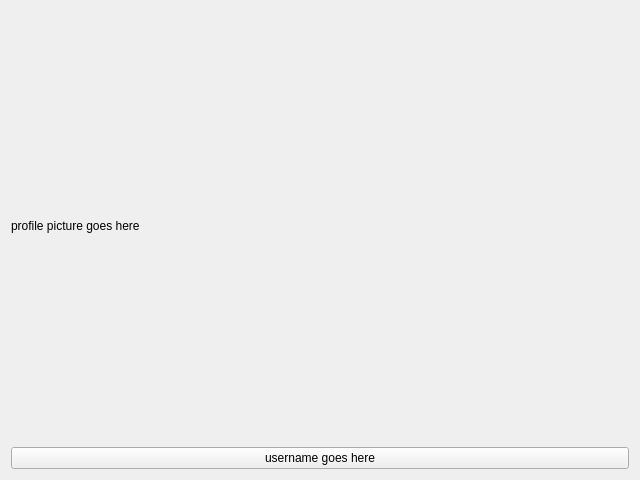
Old version of the form src/xGUI/resources/designer/UserLoginTile.ui in the repository smalbadger/XenoTrade.
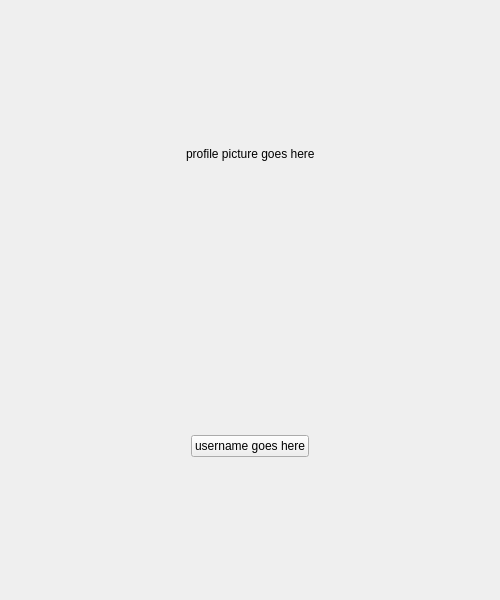
New version of the form.

Patch:
```diff
--- a/src/xGUI/resources/designer/UserLoginTile.ui
+++ b/src/xGUI/resources/designer/UserLoginTile.ui
@@ -6,26 +6,108 @@
    <rect>
     <x>0</x>
     <y>0</y>
-    <width>640</width>
-    <height>480</height>
+    <width>500</width>
+    <height>600</height>
    </rect>
   </property>
+  <property name="maximumSize">
+   <size>
+    <width>500</width>
+    <height>600</height>
+   </size>
+  </property>
   <property name="windowTitle">
    <string>Form</string>
   </property>
   <layout class="QVBoxLayout" name="verticalLayout">
    <item>
-    <widget class="QLabel" name="profilePicLabel">
-     <property name="text">
-      <string>profile picture goes here</string>
+    <widget class="QFrame" name="frame">
+     <property name="frameShape">
+      <enum>QFrame::NoFrame</enum>
      </property>
+     <property name="frameShadow">
+      <enum>QFrame::Raised</enum>
+     </property>
+     <layout class="QHBoxLayout" name="horizontalLayout">
+      <item>
+       <spacer name="horizontalSpacer">
+        <property name="orientation">
+         <enum>Qt::Horizontal</enum>
+        </property>
+        <property name="sizeHint" stdset="0">
+         <size>
+          <width>36</width>
+          <height>20</height>
+         </size>
+        </property>
+       </spacer>
+      </item>
+      <item>
+       <widget class="QLabel" name="profilePicLabel">
+        <property name="text">
+         <string>profile picture goes here</string>
+        </property>
+       </widget>
+      </item>
+      <item>
+       <spacer name="horizontalSpacer_2">
+        <property name="orientation">
+         <enum>Qt::Horizontal</enum>
+        </property>
+        <property name="sizeHint" stdset="0">
+         <size>
+          <width>37</width>
+          <height>20</height>
+         </size>
+        </property>
+       </spacer>
+      </item>
+     </layout>
     </widget>
    </item>
    <item>
-    <widget class="QPushButton" name="usernameBtn">
-     <property name="text">
-      <string>username goes here</string>
+    <widget class="QFrame" name="frame_2">
+     <property name="frameShape">
+      <enum>QFrame::NoFrame</enum>
      </property>
+     <property name="frameShadow">
+      <enum>QFrame::Raised</enum>
+     </property>
+     <layout class="QHBoxLayout" name="horizontalLayout_2">
+      <item>
+       <spacer name="horizontalSpacer_3">
+        <property name="orientation">
+         <enum>Qt::Horizontal</enum>
+        </property>
+        <property name="sizeHint" stdset="0">
+         <size>
+          <width>59</width>
+          <height>20</height>
+         </size>
+        </property>
+       </spacer>
+      </item>
+      <item>
+       <widget class="QPushButton" name="usernameBtn">
+        <property name="text">
+         <string>username goes here</string>
+        </property>
+       </widget>
+      </item>
+      <item>
+       <spacer name="horizontalSpacer_4">
+        <property name="orientation">
+         <enum>Qt::Horizontal</enum>
+        </property>
+        <property name="sizeHint" stdset="0">
+         <size>
+          <width>58</width>
+          <height>20</height>
+         </size>
+        </property>
+       </spacer>
+      </item>
+     </layout>
     </widget>
    </item>
   </layout>
```
